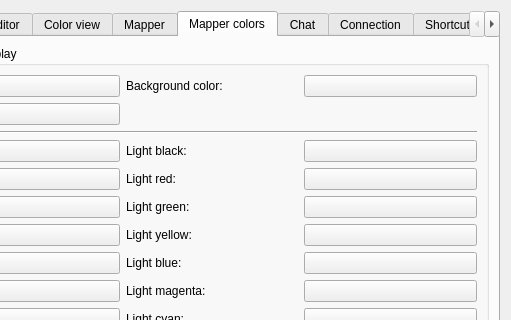
Old version of the form src/ui/profile_preferences.ui in the repository Mudlet/Mudlet; both pictures show x 266 to 777 and y 0 to 320 of the 777 by 761 pixel window.
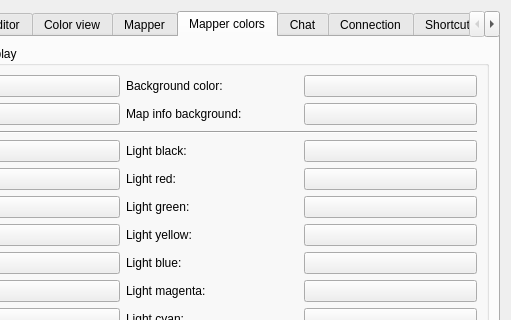
New version of the form. The open tabs and pages were chosen to show the change. Icons and pictures are not drawn. Custom widgets are drawn as their Qt base class.

Commit message: Add: map info bg can be customized through mapper colors preferences

Diff of the .ui file:
```diff
--- a/src/ui/profile_preferences.ui
+++ b/src/ui/profile_preferences.ui
@@ -2665,6 +2665,20 @@
             </property>
            </widget>
           </item>
+          <item row="1" column="2">
+           <widget class="QLabel" name="label_6">
+            <property name="text">
+             <string>Map info background:</string>
+            </property>
+           </widget>
+          </item>
+          <item row="1" column="3">
+           <widget class="QPushButton" name="pushButton_mapInfoBg">
+            <property name="text">
+             <string/>
+            </property>
+           </widget>
+          </item>
          </layout>
         </widget>
        </item>
```
The commit also changes 7 other files.
